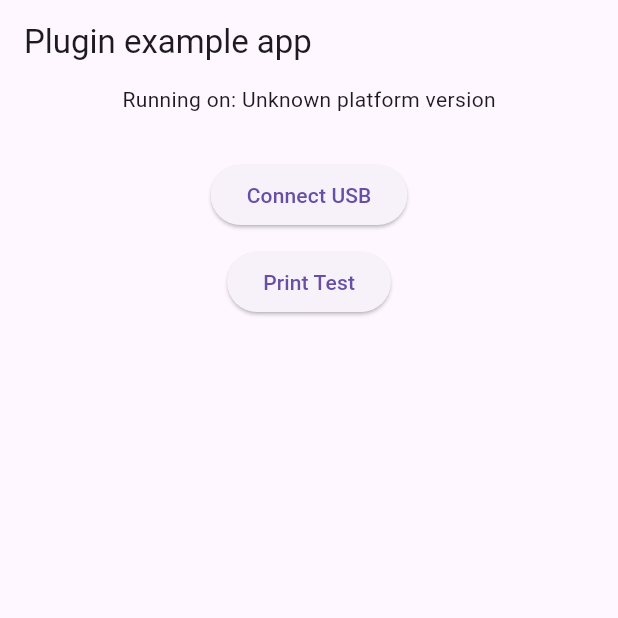
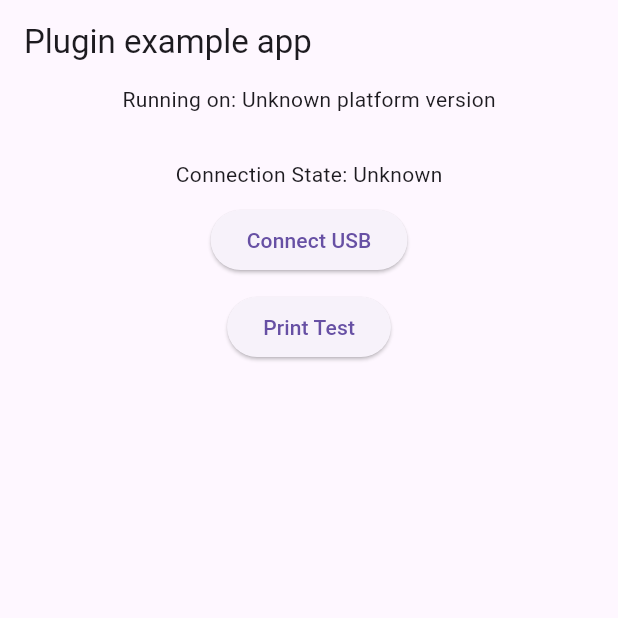
Before and after one commit to hengmengsroin/thermal_usb, a Flutter app: the screen it shows after launch, on a phone screen of 412 x 824 dp, the top half of it. Run offline on Flutter 3.47's test engine with Material 3 defaults, Android fonts, the phone set to English and light mode, and no system bars; our stand-ins replace plugin_platform_interface, web; missing offline and left inert: dart:js, dart:js_interop, esc_pos_utils_plus.

Commit message:
Add connection state handling for USB devices with StreamController

```diff
--- a/example/lib/main.dart
+++ b/example/lib/main.dart
@@ -71,6 +71,16 @@ class _MyAppState extends State<MyApp> {
             spacing: 10,
             children: [
               Text('Running on: $_platformVersion\n'),
+              StreamBuilder<String>(
+                stream: _thermalUsbPlugin.connectionState.stream,
+                builder: (context, snapshot) {
+                  if (snapshot.hasData) {
+                    return Text('Connection State: ${snapshot.data}');
+                  } else {
+                    return Text('Connection State: Unknown');
+                  }
+                },
+              ),
               ElevatedButton(onPressed: connectUSB, child: Text("Connect USB")),
               ElevatedButton(
                   onPressed: () async {
--- a/lib/thermal_usb.dart
+++ b/lib/thermal_usb.dart
@@ -1,6 +1,11 @@
+import 'dart:async';
+
 import 'thermal_usb_platform_interface.dart';
 
 class ThermalUsb {
+  StreamController<String> get connectionState =>
+      ThermalUsbPlatform.instance.connectionState;
+
   Future<String?> getPlatformVersion() {
     return ThermalUsbPlatform.instance.getPlatformVersion();
   }
--- a/lib/thermal_usb_platform_interface.dart
+++ b/lib/thermal_usb_platform_interface.dart
@@ -1,3 +1,5 @@
+import 'dart:async';
+
 import 'package:plugin_platform_interface/plugin_platform_interface.dart';
 
 import 'thermal_usb_method_channel.dart';
@@ -5,6 +7,8 @@ import 'thermal_usb_method_channel.dart';
 abstract class ThermalUsbPlatform extends PlatformInterface {
   /// Constructs a ThermalUsbPlatform.
   ThermalUsbPlatform() : super(token: _token);
+
+  StreamController<String> get connectionState;
 
   static final Object _token = Object();
 
```
Also changed, not shown: lib/thermal_usb_method_channel.dart (+8 -0 lines), lib/thermal_usb_web.dart (+25 -9 lines), 2 other files.
